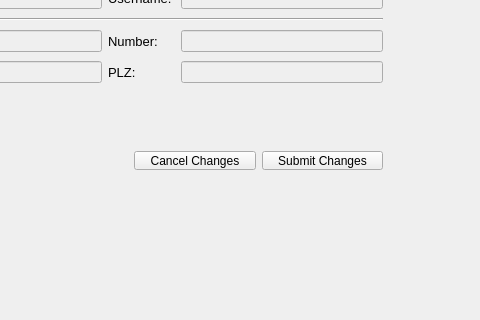
This is project/src/mainwindow.ui in leoEAB/McDiabetes as Qt 5 draws it before an edit; both pictures show x 357 to 837 and y 250 to 570 of the 837 by 675 pixel window. The edited form follows.
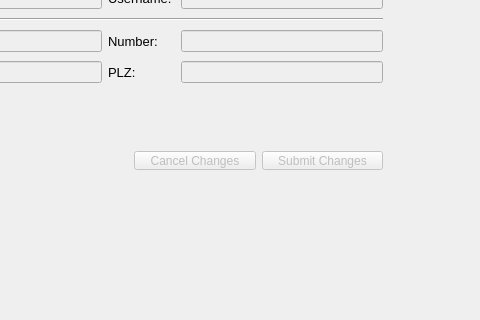
This is the edited form. The open tabs and pages were chosen to show the change. Icons and pictures are not drawn.

What changed in the file:
```diff
--- a/project/src/mainwindow.ui
+++ b/project/src/mainwindow.ui
@@ -878,6 +878,9 @@
         <layout class="QHBoxLayout" name="horizontalButtonsUserInfo">
          <item>
           <widget class="QPushButton" name="buttonCancelInfoChangeUser">
+           <property name="enabled">
+            <bool>false</bool>
+           </property>
            <property name="text">
             <string>Cancel Changes</string>
            </property>
@@ -885,6 +888,9 @@
          </item>
          <item>
           <widget class="QPushButton" name="buttonSubmitInfoChangeUser">
+           <property name="enabled">
+            <bool>false</bool>
+           </property>
            <property name="text">
             <string>Submit Changes</string>
            </property>
```
Left out of the diff: 6 changed lines with no effect on the pictures.
